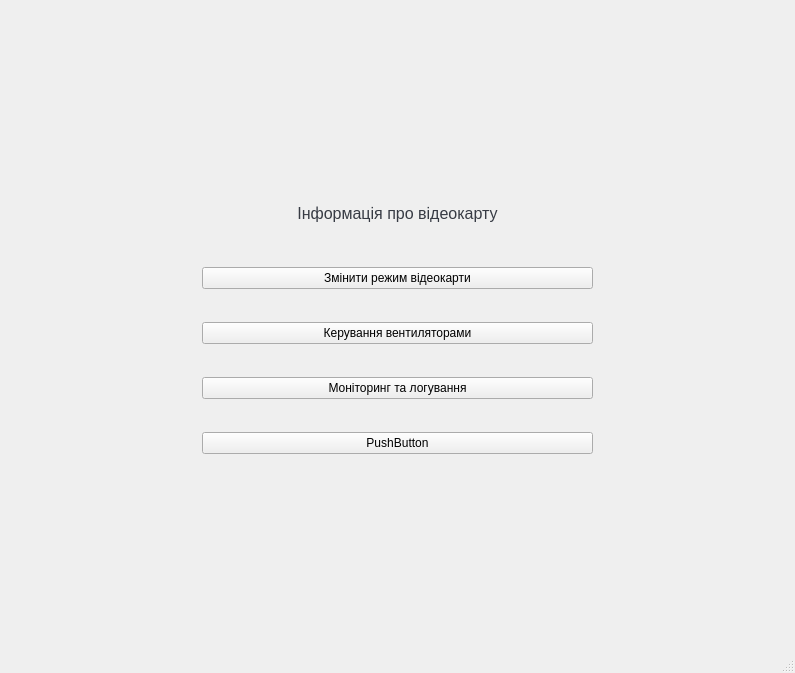
JMrMark/VideoCardController, file mainwindow.ui: the form before one commit.
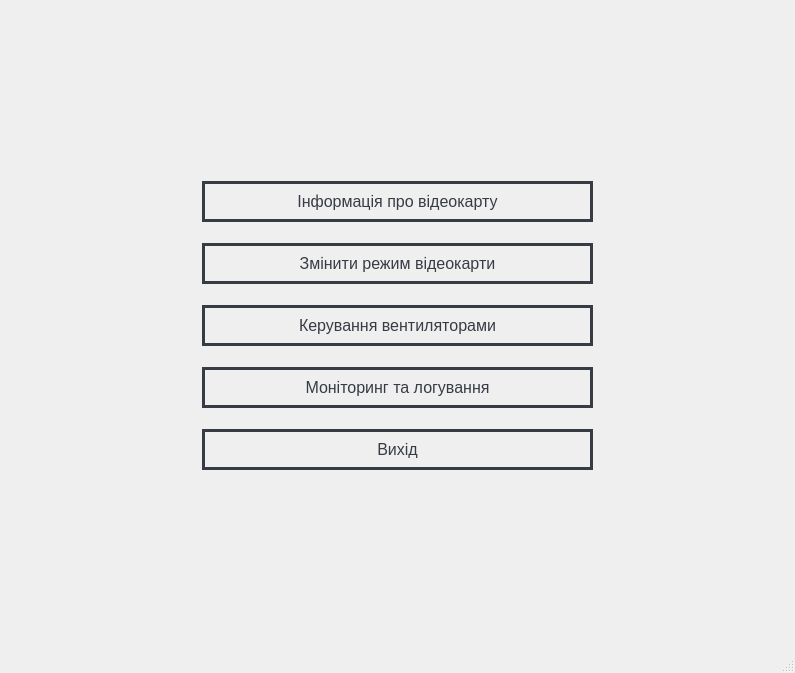
The form after the commit.

What changed in the file:
```diff
--- a/mainwindow.ui
+++ b/mainwindow.ui
@@ -72,6 +72,7 @@
         <property name="styleSheet">
          <string notr="true">QPushButton {
     border: 3px solid transparent;
+	border-color: #373B44;
     padding: 8px 14px;
     font-size: 16px;
     color: #373B44;
@@ -100,6 +101,31 @@
       </item>
       <item>
        <widget class="QPushButton" name="modeCard_b">
+        <property name="styleSheet">
+         <string notr="true">QPushButton {
+    border: 3px solid transparent;
+	border-color: #373B44;
+    padding: 8px 14px;
+    font-size: 16px;
+    color: #373B44;
+    background-color: transparent;
+    background-image: conical-gradient(from 90deg, transparent 90deg, #373B44 90deg);
+    background-position: center;
+    background-repeat: no-repeat;
+    background-origin: content;
+    outline: none;
+}
+
+QPushButton:hover {
+    outline: none;
+	background-color: #bfffac;
+}
+
+QPushButton:pressed {
+    background-color: #373B44;
+    color: white;
+}</string>
+        </property>
         <property name="text">
          <string>Змінити режим відеокарти</string>
         </property>
@@ -107,6 +133,31 @@
       </item>
       <item>
        <widget class="QPushButton" name="fanCard_b">
+        <property name="styleSheet">
+         <string notr="true">QPushButton {
+    border: 3px solid transparent;
+	border-color: #373B44;
+    padding: 8px 14px;
+    font-size: 16px;
+    color: #373B44;
+    background-color: transparent;
+    background-image: conical-gradient(from 90deg, transparent 90deg, #373B44 90deg);
+    background-position: center;
+    background-repeat: no-repeat;
+    background-origin: content;
+    outline: none;
+}
+
+QPushButton:hover {
+    outline: none;
+	background-color: #bfffac;
+}
+
+QPushButton:pressed {
+    background-color: #373B44;
+    color: white;
+}</string>
+        </property>
         <property name="text">
          <string>Керування вентиляторами</string>
         </property>
@@ -114,6 +165,31 @@
       </item>
       <item>
        <widget class="QPushButton" name="monitorCard_b">
+        <property name="styleSheet">
+         <string notr="true">QPushButton {
+    border: 3px solid transparent;
+	border-color: #373B44;
+    padding: 8px 14px;
+    font-size: 16px;
+    color: #373B44;
+    background-color: transparent;
+    background-image: conical-gradient(from 90deg, transparent 90deg, #373B44 90deg);
+    background-position: center;
+    background-repeat: no-repeat;
+    background-origin: content;
+    outline: none;
+}
+
+QPushButton:hover {
+    outline: none;
+	background-color: #bfffac;
+}
+
+QPushButton:pressed {
+    background-color: #373B44;
+    color: white;
+}</string>
+        </property>
         <property name="text">
          <string>Моніторинг та логування</string>
         </property>
@@ -121,8 +197,33 @@
       </item>
       <item>
        <widget class="QPushButton" name="pushButton_5">
+        <property name="styleSheet">
+         <string notr="true">QPushButton {
+    border: 3px solid transparent;
+	border-color: #373B44;
+    padding: 8px 14px;
+    font-size: 16px;
+    color: #373B44;
+    background-color: transparent;
+    background-image: conical-gradient(from 90deg, transparent 90deg, #373B44 90deg);
+    background-position: center;
+    background-repeat: no-repeat;
+    background-origin: content;
+    outline: none;
+}
+
+QPushButton:hover {
+    outline: none;
+	background-color: #bfffac;
+}
+
+QPushButton:pressed {
+    background-color: #373B44;
+    color: white;
+}</string>
+        </property>
         <property name="text">
-         <string>PushButton</string>
+         <string>Вихід</string>
         </property>
        </widget>
       </item>
```
Left out of the diff: 4 changed lines with no effect on the pictures.
